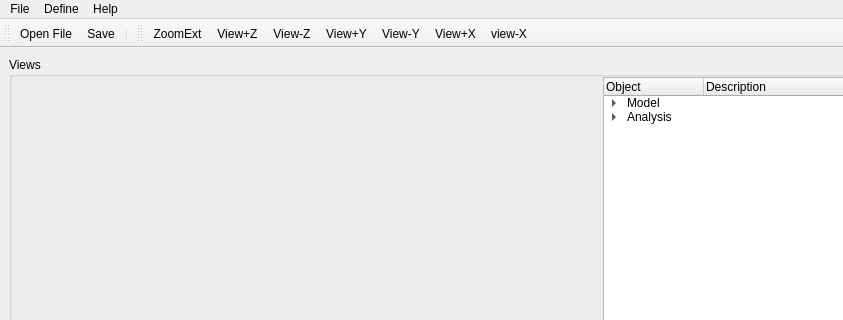
luchete80/fluxsol, file FluxSol-CAE/SimpleView.ui: the form before one commit; both pictures show x 0 to 843 and y 0 to 320 of the 1002 by 665 pixel window.
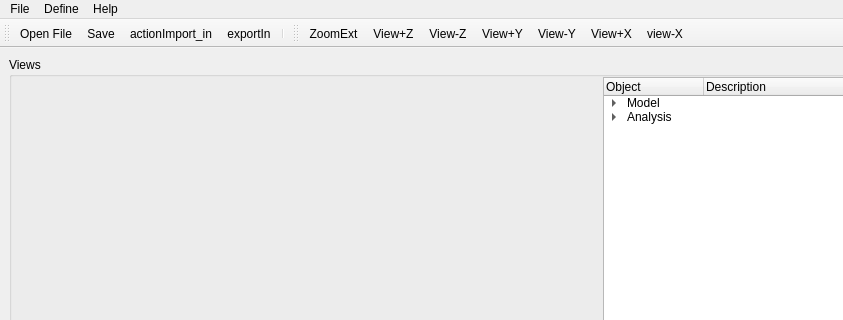
The form after the commit. Icons and pictures are not drawn. Custom widgets are drawn as their Qt base class.

Diff of the .ui file:
```diff
--- a/FluxSol-CAE/SimpleView.ui
+++ b/FluxSol-CAE/SimpleView.ui
@@ -233,6 +233,8 @@
    </attribute>
    <addaction name="actionOpenFile"/>
    <addaction name="actionSave"/>
+   <addaction name="actionImport_in"/>
+   <addaction name="actionExportIn"/>
    <addaction name="separator"/>
   </widget>
   <widget class="QToolBar" name="toolBar_View">
@@ -376,6 +378,24 @@
     <string>User Defined Object</string>
    </property>
   </action>
+  <action name="actionImport_in">
+   <property name="icon">
+    <iconset resource="Icons/icons.qrc">
+     <normaloff>:/Icons/import_in.png</normaloff>:/Icons/import_in.png</iconset>
+   </property>
+   <property name="text">
+    <string>actionImport_in</string>
+   </property>
+  </action>
+  <action name="actionExportIn">
+   <property name="icon">
+    <iconset resource="Icons/icons.qrc">
+     <normaloff>:/Icons/save_in.png</normaloff>:/Icons/save_in.png</iconset>
+   </property>
+   <property name="text">
+    <string>exportIn</string>
+   </property>
+  </action>
  </widget>
  <customwidgets>
   <customwidget>
```
